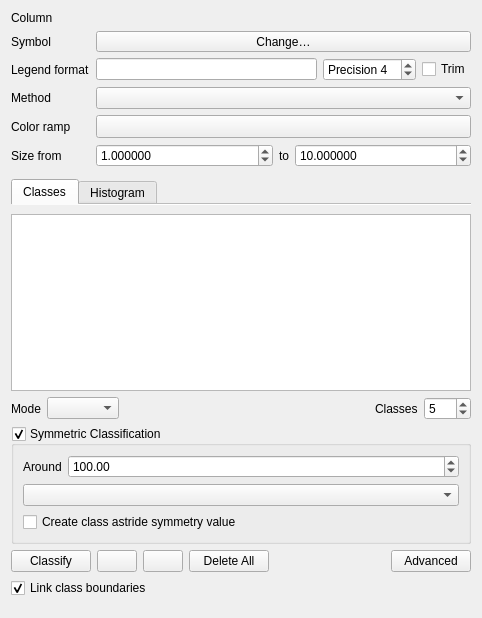
carsmie/QGIS, file src/ui/qgsgraduatedsymbolrendererwidget.ui: the form before one commit.
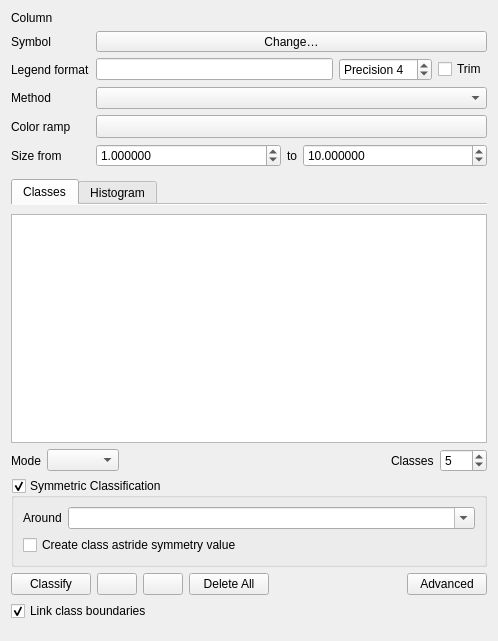
The form after the commit. Icons and pictures are not drawn. Custom widgets are drawn as their Qt base class.

What changed in the file:
```diff
--- a/src/ui/qgsgraduatedsymbolrendererwidget.ui
+++ b/src/ui/qgsgraduatedsymbolrendererwidget.ui
@@ -6,8 +6,8 @@
    <rect>
     <x>0</x>
     <y>0</y>
-    <width>482</width>
-    <height>618</height>
+    <width>498</width>
+    <height>641</height>
    </rect>
   </property>
   <layout class="QGridLayout" name="gridLayout">
@@ -357,26 +357,7 @@
          <property name="checkable">
           <bool>true</bool>
          </property>
-         <layout class="QGridLayout" name="gridLayout_2" columnstretch="0,1">
-          <item row="0" column="1">
-           <widget class="QgsDoubleSpinBox" name="spinSymmetryPointForOtherMethods">
-            <property name="specialValueText">
-             <string/>
-            </property>
-            <property name="minimum">
-             <double>-99999999999999995164818811802792197885196090803013355167206819763650035712.000000000000000</double>
-            </property>
-            <property name="maximum">
-             <double>99999999999999995164818811802792197885196090803013355167206819763650035712.000000000000000</double>
-            </property>
-            <property name="value">
-             <double>100.000000000000000</double>
-            </property>
-            <property name="showClearButton" stdset="0">
-             <bool>false</bool>
-            </property>
-           </widget>
-          </item>
+         <layout class="QGridLayout" name="gridLayout_2" columnstretch="0,1,0">
           <item row="0" column="0">
            <widget class="QLabel" name="label_2">
             <property name="text">
@@ -384,8 +365,12 @@
             </property>
            </widget>
           </item>
-          <item row="1" column="0" colspan="2">
-           <widget class="QComboBox" name="cboSymmetryPointForPretty"/>
+          <item row="0" column="1">
+           <widget class="QComboBox" name="cboSymmetryPoint">
+            <property name="editable">
+             <bool>true</bool>
+            </property>
+           </widget>
           </item>
           <item row="2" column="0" colspan="2">
            <widget class="QCheckBox" name="cbxAstride">
```
